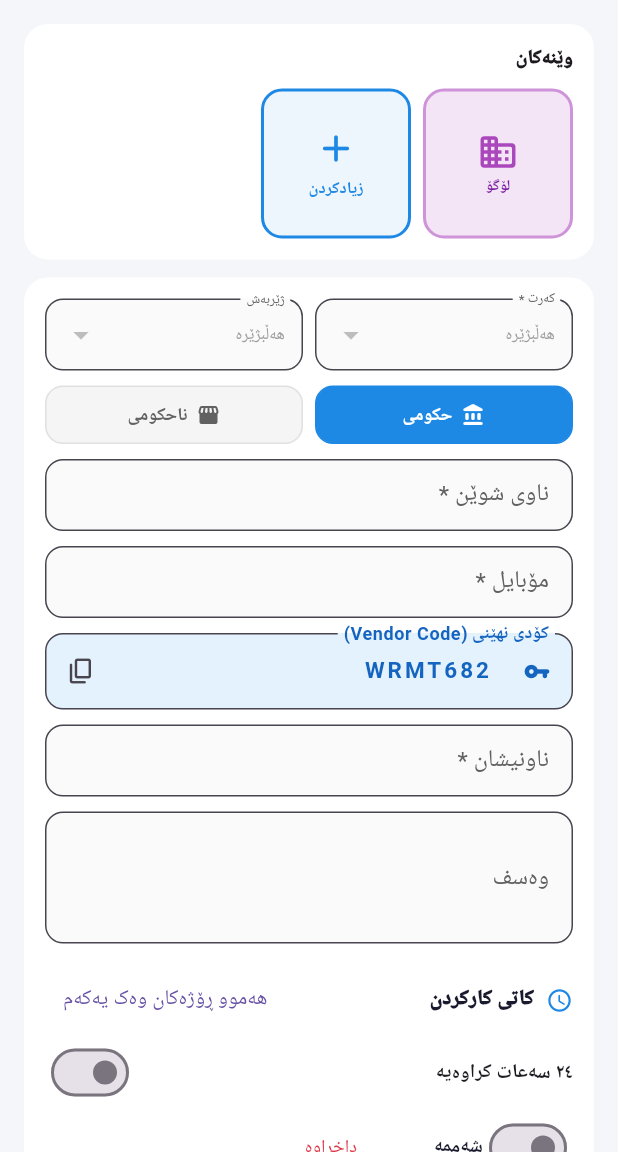
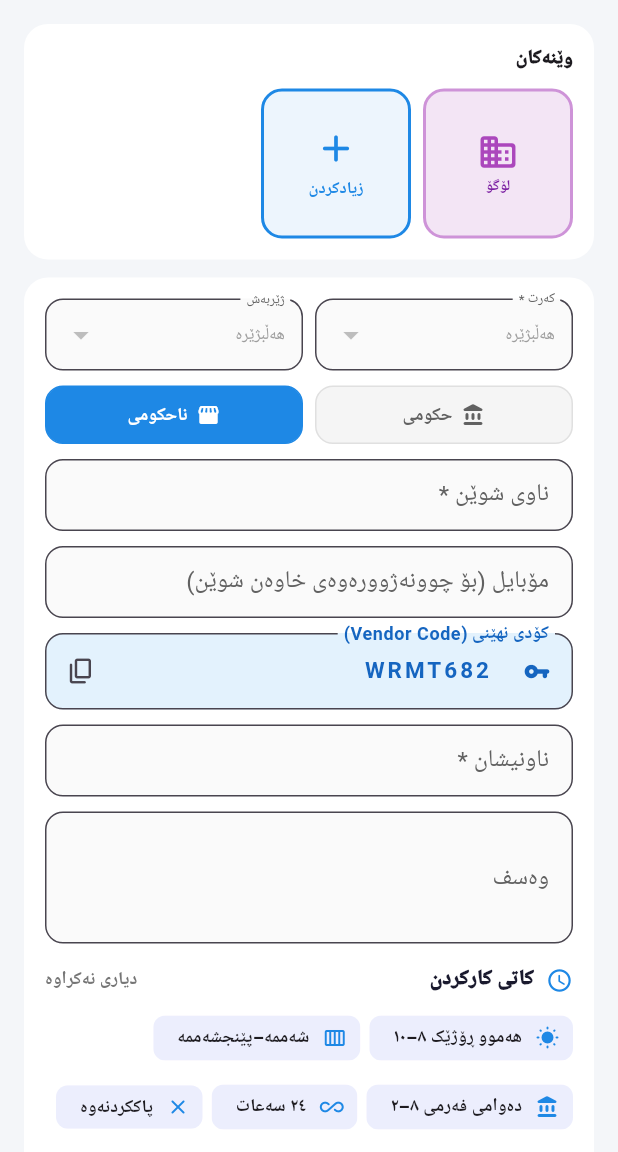
Before and after one commit to mohamadsmudy-maker/kalar_guide_new, a Flutter app: the AddStoreScreen screen opened directly, on a phone screen of 412 x 824 dp, the part 84-1236 px from its top. Run offline on Flutter 3.47's test engine with Material 3 defaults, Android fonts, the phone set to English and light mode, and no system bars; our stand-ins replace adhan, cached_network_image, connectivity_plus, firebase_analytics, firebase_core, firebase_crashlytics and 24 more; missing offline and left inert: home_widget, record; accounts and stored records are empty.

Commit message:
Add place: hour presets, OpenStreetMap hours, smarter defaults
- Opening hours: one-tap presets (every day 8-10, Sat-Thu, office hours
  8-2, 24 hours, clear), a summary of open days, clearer day rows.
- 'Complete and add' from OpenStreetMap now fills the opening hours from
  the opening_hours tag (24/7, day ranges, off days, split shifts) and
  the website; the address prefers the full address tag.
- A category coming from OSM or a suggestion is matched to the app's
  categories even with small spelling differences.
- Phone is optional (many government and OSM places have none); new
  places default to private; form labels are now translated.

Co-Authored-By: Claude Opus 5.5 <noreply@anthropic.com>
Claude-Session: https://claude.ai/code/session_011dBijcNQsFyTzUqrwzNJmh

```diff
--- a/lib/l10n/strings/strings_ar.dart
+++ b/lib/l10n/strings/strings_ar.dart
@@ -2186,4 +2186,10 @@ const Map<String, String> stringsAr = {
   "گەڕان بە ناونیشانی هەواڵ": "البحث بعنوان الخبر",
   "گەڕان بە ناوی شوێن": "البحث باسم المكان",
   "خوێندنەوە": "اقرأ",
+  "هەموو ڕۆژێک ٨–١٠": "كل يوم 8–10",
+  "شەممە–پێنجشەممە": "السبت–الخميس",
+  "دەوامی فەرمی ٨–٢": "الدوام الرسمي 8–2",
+  "دیاری نەکراوە": "غير محدد",
+  "{0} ڕۆژ کراوەیە": "مفتوح {0} أيام",
+  "مۆبایل (بۆ چوونەژوورەوەی خاوەن شوێن)": "الهاتف (لدخول صاحب المكان)",
 };
--- a/lib/l10n/strings/strings_en.dart
+++ b/lib/l10n/strings/strings_en.dart
@@ -2186,4 +2186,10 @@ const Map<String, String> stringsEn = {
   "گەڕان بە ناونیشانی هەواڵ": "Search news by title",
   "گەڕان بە ناوی شوێن": "Search places by name",
   "خوێندنەوە": "Read",
+  "هەموو ڕۆژێک ٨–١٠": "Every day 8–10",
+  "شەممە–پێنجشەممە": "Saturday–Thursday",
+  "دەوامی فەرمی ٨–٢": "Office hours 8–2",
+  "دیاری نەکراوە": "Not set",
+  "{0} ڕۆژ کراوەیە": "Open {0} days",
+  "مۆبایل (بۆ چوونەژوورەوەی خاوەن شوێن)": "Mobile (for the owner to sign in)",
 };
--- a/lib/l10n/strings/strings_fa.dart
+++ b/lib/l10n/strings/strings_fa.dart
@@ -2284,4 +2284,10 @@ const Map<String, String> stringsFa = {
   "گەڕان بە ناونیشانی هەواڵ": "جستجو با عنوان خبر",
   "گەڕان بە ناوی شوێن": "جستجو با نام مکان",
   "خوێندنەوە": "خواندن",
+  "هەموو ڕۆژێک ٨–١٠": "هر روز ۸–۱۰",
+  "شەممە–پێنجشەممە": "شنبه–پنجشنبه",
+  "دەوامی فەرمی ٨–٢": "ساعت اداری ۸–۲",
+  "دیاری نەکراوە": "تعیین نشده",
+  "{0} ڕۆژ کراوەیە": "{0} روز باز است",
+  "مۆبایل (بۆ چوونەژوورەوەی خاوەن شوێن)": "موبایل (برای ورود صاحب مکان)",
 };
--- a/lib/screens/admin/admin_osm_import.dart
+++ b/lib/screens/admin/admin_osm_import.dart
@@ -246,6 +246,8 @@ class _AdminOsmImportScreenState extends State<AdminOsmImportScreen> {
           'type': p.isGovernment ? 'حکومی' : 'ناحکومی',
           'source': 'osm',
           'external_id': p.externalId,
+          if (p.openingHours != null) 'opening_hours_osm': p.openingHours,
+          if (p.website != null) 'description': p.website,
         }),
       ),
     );
--- a/lib/screens/stores/add_store_screen.dart
+++ b/lib/screens/stores/add_store_screen.dart
@@ -108,6 +108,7 @@ class _AddStoreScreenState extends State<AddStoreScreen> {
       _existingLogo = widget.storeToEdit!['logo']?.toString();
     } else {
       _generateRandomVendorCode();
+      _storeType = 'ناحکومی'; // زۆربەی شوێنە نوێکان ناحکومین
       final p = widget.prefill;
       if (p != null) {
         String str(String k) => '${p[k] ?? ''}'.trim();
@@ -117,6 +118,12 @@ class _AddStoreScreenState extends State<AddStoreScreen> {
         _descController.text = str('description');
         if (str('category').isNotEmpty) _selectedMainCategory = str('category');
         if (str('type').isNotEmpty) _storeType = str('type');
+        // 🕒 کاتی کارکردن لە OpenStreetMap (ئەگەر هەبێت)
+        final osmHours = OpeningHours.fromOsm(p['opening_hours_osm']?.toString());
+        if (osmHours != null) {
+          _hours = osmHours;
+          _hoursTouched = true;
+        }
         _latitude = (p['latitude'] as num?)?.toDouble();
         _longitude = (p['longitude'] as num?)?.toDouble();
         if (_latitude != null && _longitude != null) {
@@ -159,6 +166,14 @@ class _AddStoreScreenState extends State<AddStoreScreen> {
               .toSet()
               .toList();
 
+          // ناوی بەش لە پێشنیار/OSM ڕەنگە کەمێک جیاواز بنووسرابێت (ی/ي، ە/ه، بۆشایی)
+          final want = _selectedMainCategory;
+          if (want != null && !_mainCategories.contains(want)) {
+            final k = AppLang.looseKey(want);
+            _selectedMainCategory = _mainCategories
+                .where((c) => AppLang.looseKey(c) == k)
+                .firstOrNull;
+          }
           if (_selectedMainCategory != null &&
               _mainCategories.contains(_selectedMainCategory)) {
             _fetchSubCategories(_selectedMainCategory!);
@@ -361,10 +376,8 @@ class _AddStoreScreenState extends State<AddStoreScreen> {
       _showSnackBar(tr('تکایە شوێنەکە دیاری بکە (GPS یان نەخشە) ⚠'), const Color(0xFFD9822B));
       return;
     }
-    if (_phoneController.text.trim().isEmpty) {
-      _showSnackBar(tr('ژمارەی مۆبایل پێویستە بۆ کۆدی نهێنی ⚠'), const Color(0xFFD9822B));
-      return;
-    }
+    // مۆبایل ئارەزوومەندانەیە (زۆر شوێنی حکومی یان OSM ژمارەیان نییە)؛
+    // بێ ئەوە خاوەن شوێن ناتوانێت بە کۆدی نهێنی بچێتە ژوورەوە.
 
     setState(() => _loading = true);
 
@@ -809,7 +822,7 @@ class _AddStoreScreenState extends State<AddStoreScreen> {
           const SizedBox(height: 10),
           _buildTextField(
             _phoneController,
-            'مۆبایل *',
+            'مۆبایل (بۆ چوونەژوورەوەی خاوەن شوێن)',
             keyboard: TextInputType.phone,
             isDark: isDark,
           ),
@@ -1079,7 +1092,7 @@ class _AddStoreScreenState extends State<AddStoreScreen> {
         color: isDark ? Colors.white : Colors.black87,
       ),
       decoration: InputDecoration(
-        labelText: label,
+        labelText: tr(label),
         labelStyle: TextStyle(
           color: isDark ? Colors.white54 : Colors.grey.shade700,
         ),
--- a/lib/widgets/opening_hours_widgets.dart
+++ b/lib/widgets/opening_hours_widgets.dart
@@ -1,4 +1,5 @@
 import 'package:flutter/material.dart';
+import 'package:flutter/services.dart';
 
 import '../l10n/tr.dart';
 import '../models/opening_hours.dart';
@@ -180,24 +181,72 @@ class _OpeningHoursEditorState extends State<OpeningHoursEditor> {
     _emit();
   }
 
+  /// 🪄 شێوە ئامادەکان: بە یەک کرتە هەموو ڕۆژەکان پڕ دەکاتەوە
+  void _preset(String id) {
+    HapticFeedback.selectionClick();
+    setState(() {
+      _all24 = id == '24h';
+      for (final k in OpeningHours.dayKeys) {
+        _days[k] = switch (id) {
+          'daily' => const DayHours('08:00', '22:00'),
+          'week' => k == 'fri' ? null : const DayHours('08:00', '21:00'),
+          'office' => (k == 'fri' || k == 'sat') ? null : const DayHours('08:00', '14:00'),
+          _ => null,
+        };
+      }
+    });
+    _emit();
+  }
+
+  int get _openDays => _all24 ? 7 : _days.values.where((d) => d != null).length;
+
   @override
   Widget build(BuildContext context) {
     final isDark = Theme.of(context).brightness == Brightness.dark;
     final fg = isDark ? Colors.white : const Color(0xFF1A1A2E);
+    final muted = isDark ? Colors.white54 : Colors.grey.shade600;
+    const blue = Color(0xFF1E88E5);
+    Widget chip(String id, IconData icon, String label) => ActionChip(
+          key: ValueKey('hours-$id'),
+          avatar: Icon(icon, size: 16, color: blue),
+          label: Text(tr(label), style: const TextStyle(fontSize: 12, fontWeight: FontWeight.w700)),
+          backgroundColor: blue.withValues(alpha: 0.08),
+          side: BorderSide.none,
+          visualDensity: VisualDensity.compact,
+          onPressed: () => _preset(id),
+        );
     return Column(
       crossAxisAlignment: CrossAxisAlignment.start,
       children: [
         Row(
           children: [
-            const Icon(Icons.schedule_rounded, size: 18, color: Color(0xFF1E88E5)),
+            const Icon(Icons.schedule_rounded, size: 18, color: blue),
             const SizedBox(width: 8),
             Expanded(
               child: Text(tr('کاتی کارکردن'),
                   style: TextStyle(fontSize: 14, fontWeight: FontWeight.w900, color: fg)),
             ),
-            TextButton(onPressed: _copyFirst, child: Text(tr('هەموو ڕۆژەکان وەک یەکەم'))),
+            Text(
+              _all24
+                  ? tr('٢٤ سەعات')
+                  : _openDays == 0
+                      ? tr('دیاری نەکراوە')
+                      : trf('{0} ڕۆژ کراوەیە', [PlaceDisplay.digits(_openDays)]),
+              key: const ValueKey('hours-summary'),
+              style: TextStyle(fontSize: 12, fontWeight: FontWeight.w700, color: muted),
+            ),
           ],
         ),
+        const SizedBox(height: 8),
+        // 🪄 شێوە ئامادەکان
+        Wrap(spacing: 6, runSpacing: 6, children: [
+          chip('daily', Icons.wb_sunny_rounded, 'هەموو ڕۆژێک ٨–١٠'),
+          chip('week', Icons.calendar_view_week_rounded, 'شەممە–پێنجشەممە'),
+          chip('office', Icons.account_balance_rounded, 'دەوامی فەرمی ٨–٢'),
+          chip('24h', Icons.all_inclusive_rounded, '٢٤ سەعات'),
+          chip('clear', Icons.clear_rounded, 'پاککردنەوە'),
+        ]),
+        const SizedBox(height: 4),
         SwitchListTile(
           dense: true,
           contentPadding: EdgeInsets.zero,
@@ -208,37 +257,56 @@ class _OpeningHoursEditorState extends State<OpeningHoursEditor> {
             _emit();
           },
         ),
-        if (!_all24)
+        if (!_all24) ...[
           for (final k in OpeningHours.dayKeys)
-            Padding(
-              padding: const EdgeInsets.symmetric(vertical: 2),
+            Container(
+              margin: const EdgeInsets.symmetric(vertical: 3),
+              padding: const EdgeInsetsDirectional.fromSTEB(12, 4, 4, 4),
+              decoration: BoxDecoration(
+                color: _days[k] == null
+                    ? (isDark ? Colors.white.withValues(alpha: 0.03) : const Color(0xFFF7F8FA))
+                    : blue.withValues(alpha: isDark ? 0.12 : 0.06),
+                borderRadius: BorderRadius.circular(12),
+              ),
               child: Row(
                 children: [
+                  SizedBox(
+                    width: 84,
+                    child: Text(tr(OpeningHours.dayNames[k]!),
+                        style: TextStyle(fontSize: 13, fontWeight: FontWeight.w800, color: fg)),
+                  ),
+                  Expanded(
+                    child: _days[k] == null
+                        ? Text(tr('داخراوە'), style: const TextStyle(fontSize: 12.5, color: Color(0xFFDC3545)))
+                        : Row(children: [
+                            _timeBtn(_days[k]!.open, () => _pick(k, true)),
+                            const Padding(
+                              padding: EdgeInsets.symmetric(horizontal: 6),
+                              child: Text('—'),
+                            ),
+                            _timeBtn(_days[k]!.close, () => _pick(k, false)),
+                          ]),
+                  ),
                   Switch(
+                    key: ValueKey('day-$k'),
                     value: _days[k] != null,
                     onChanged: (v) {
                       setState(() => _days[k] = v ? _def : null);
                       _emit();
                     },
                   ),
-                  SizedBox(
-                    width: 84,
-                    child: Text(tr(OpeningHours.dayNames[k]!),
-                        style: TextStyle(fontSize: 13, fontWeight: FontWeight.w700, color: fg)),
-                  ),
-                  if (_days[k] == null)
-                    Text(tr('داخراوە'), style: const TextStyle(fontSize: 12.5, color: Color(0xFFDC3545)))
-                  else ...[
-                    _timeBtn(_days[k]!.open, () => _pick(k, true)),
-                    const Padding(
-                      padding: EdgeInsets.symmetric(horizontal: 6),
-                      child: Text('—'),
-                    ),
-                    _timeBtn(_days[k]!.close, () => _pick(k, false)),
-                  ],
                 ],
               ),
             ),
+          Align(
+            alignment: AlignmentDirectional.centerEnd,
+            child: TextButton.icon(
+              onPressed: _copyFirst,
+              icon: const Icon(Icons.copy_all_rounded, size: 18),
+              label: Text(tr('هەموو ڕۆژەکان وەک یەکەم')),
+            ),
+          ),
+        ],
       ],
     );
   }
```
Also changed, not shown: lib/models/opening_hours.dart (+61 -0 lines), lib/services/places/osm_import_service.dart (+9 -1 lines), 1 other file.
